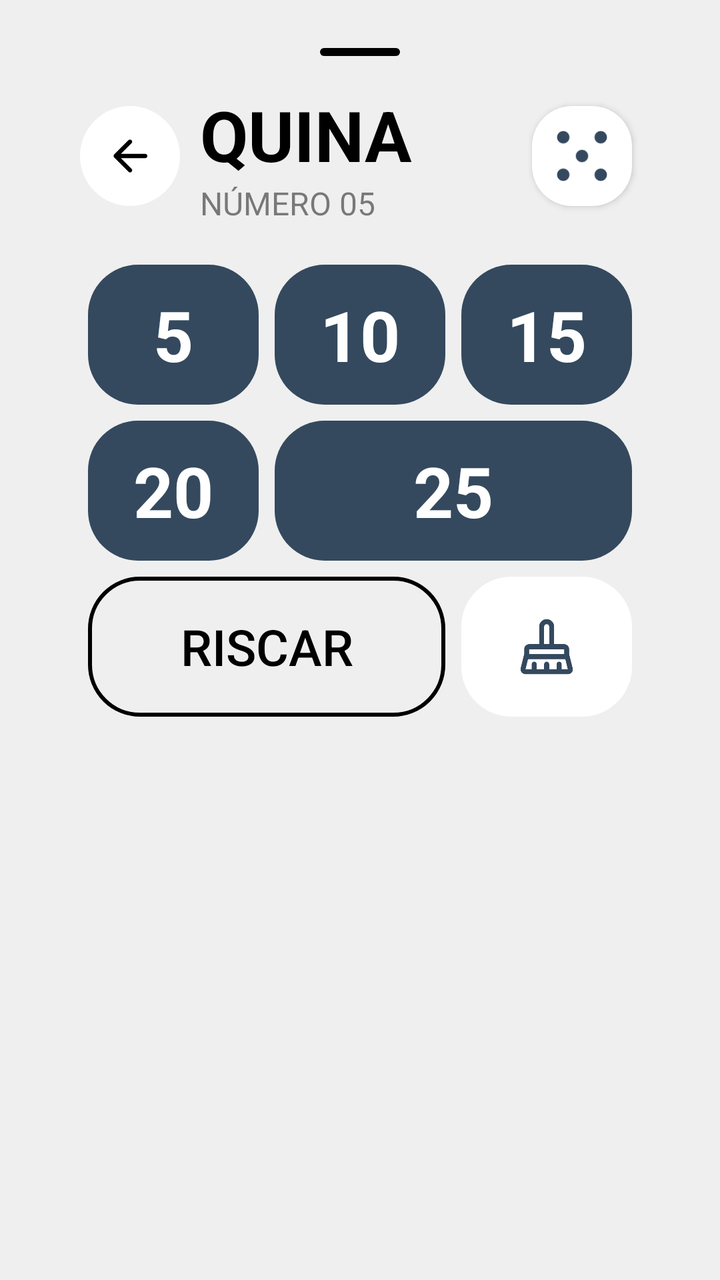
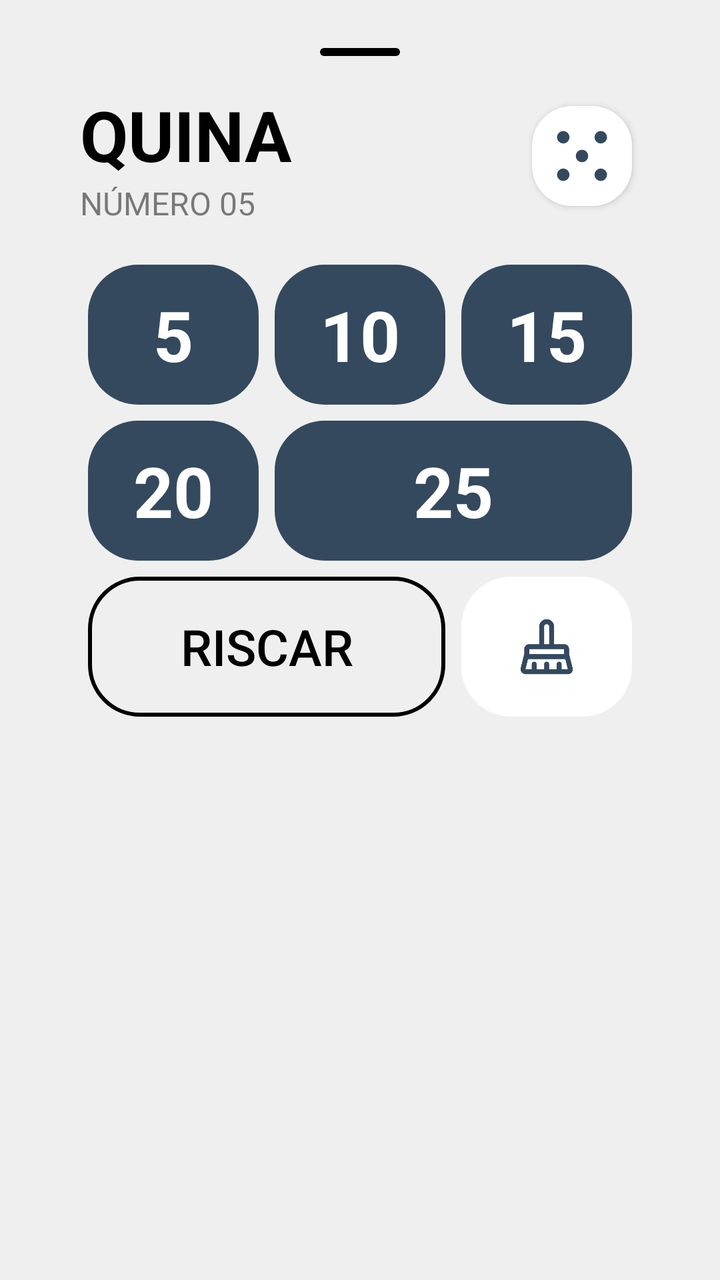

Screens rendered from an Android XML layout before and after an edit, with the pre-edit source and the edit as a unified diff.
<!-- AndroidManifest.xml: application theme Base.Theme.KingOfBozo.Standard -->
<!-- res/layout/box_quina.xml -->
<?xml version="1.0" encoding="utf-8"?>
<LinearLayout xmlns:android="http://schemas.android.com/apk/res/android"
    xmlns:app="http://schemas.android.com/apk/res-auto"
    xmlns:tools="http://schemas.android.com/tools"
    android:id="@+id/numbers_points"
    android:layout_width="match_parent"
    android:layout_height="wrap_content"
    android:backgroundTint="?attr/customBackground"
    android:background="@drawable/bottom_sheet_background"
    android:orientation="vertical"
    android:padding="24dp">

    <ImageView
        android:layout_width="40dp"
        android:layout_height="4dp"
        android:layout_gravity="center_horizontal"
        android:layout_marginBottom="16dp"
        app:tint="?attr/textFillColor"
        android:src="@drawable/background_card_dark" />


    <LinearLayout
        android:id="@+id/action_bar"
        android:layout_width="match_parent"
        android:layout_height="wrap_content"
        android:paddingHorizontal="16dp"
        android:gravity="center"
        tools:ignore="MissingConstraints">

        <ImageView
            android:id="@+id/button_cancel"
            android:layout_width="50dp"
            android:layout_height="50dp"
            android:backgroundTint="?attr/cardBackgroundColor"
            android:background="@drawable/background_circle_yellow"
            android:padding="12dp"
            android:layout_marginRight="10dp"
            app:tint="?attr/textFillColor"
            android:src="@drawable/ic_arrow_back"
            tools:ignore="ContentDescription" />

        <LinearLayout
            android:layout_width="wrap_content"
            android:layout_height="wrap_content"
            android:orientation="vertical"
            android:layout_weight="1"
            app:layout_constraintStart_toEndOf="@+id/button_back">



            <TextView
                android:id="@+id/scoring_title"
                android:layout_width="wrap_content"
                android:layout_height="wrap_content"
                android:text="QUINA"
                android:textColor="?attr/textFillColor"
                android:textSize="35sp"
                android:textStyle="bold" />
            <TextView
                android:layout_width="wrap_content"
                android:layout_height="wrap_content"
                android:text="NÚMERO 05"
                android:alpha="0.5"
                android:textColor="?attr/textFillColor"
                android:textSize="16sp" />

        </LinearLayout>

        <ImageView
            android:layout_height="50dp"
            android:layout_width="50dp"
            android:backgroundTint="?attr/cardBackgroundColor"
            android:background="@drawable/background_card_de_boca"
            android:src="@drawable/ic_dice_5"
            app:tint="?attr/colorPrimary"
            android:elevation="2dp"
            android:layout_margin="4dp"/>

    </LinearLayout>

    <LinearLayout
        android:layout_width="match_parent"
        android:layout_height="wrap_content"
        android:orientation="vertical"
        android:padding="16dp">

        <GridLayout
            xmlns:android="http://schemas.android.com/apk/res/android"
            xmlns:app="http://schemas.android.com/apk/res-auto"
            android:layout_width="match_parent"
            android:layout_height="wrap_content"
            android:columnCount="3"
            android:rowCount="3">

            <TextView
                android:id="@+id/valor_01"
                android:layout_height="70dp"
                android:layout_width="0dp"
                android:backgroundTint="?attr/colorPrimary"
                android:background="@drawable/background_card_black"
                android:textColor="?attr/customTextBackground"
                android:text="5"
                android:textSize="35dp"
                android:textStyle="bold"
                android:gravity="center"
                android:layout_row="0"
                android:layout_column="0"
                android:layout_columnWeight="1"
                android:layout_gravity="fill"
                android:layout_margin="4dp"/>

            <TextView
                android:id="@+id/valor_02"
                android:layout_height="70dp"
                android:layout_width="0dp"
                android:backgroundTint="?attr/colorPrimary"
                android:background="@drawable/background_card_black"
                android:textColor="?attr/customTextBackground"
                android:text="10"
                android:textSize="35dp"
                android:textStyle="bold"
                android:gravity="center"
                android:layout_row="0"
                android:layout_column="1"
                android:layout_columnWeight="1"
                android:layout_gravity="fill"
                android:layout_margin="4dp"/>

            <TextView
                android:id="@+id/valor_03"
                android:layout_height="70dp"
                android:layout_width="0dp"
                android:backgroundTint="?attr/colorPrimary"
                android:background="@drawable/background_card_black"
                android:textColor="?attr/customTextBackground"
                android:text="15"
                android:textSize="35dp"
                android:textStyle="bold"
                android:gravity="center"
                android:layout_row="0"
                android:layout_column="2"
                android:layout_columnWeight="1"
                android:layout_gravity="fill"
                android:layout_margin="4dp"/>

            <TextView
                android:id="@+id/valor_04"
                android:layout_height="70dp"
                android:layout_width="0dp"
                android:backgroundTint="?attr/colorPrimary"
                android:background="@drawable/background_card_black"
                android:textColor="?attr/customTextBackground"
                android:text="20"
                android:textSize="35dp"
                android:textStyle="bold"
                android:gravity="center"
                android:layout_row="1"
                android:layout_column="0"
                android:layout_columnWeight="1"
                android:layout_gravity="fill"
                android:layout_margin="4dp"/>

            <TextView
                android:id="@+id/valor_05"
                android:layout_height="20dp"
                android:layout_width="0dp"
                android:backgroundTint="?attr/colorPrimary"
                android:background="@drawable/background_card_black"
                android:textColor="?attr/customTextBackground"
                android:text="25"
                android:textSize="35dp"
                android:textStyle="bold"
                android:gravity="center"
                android:layout_row="1"
                android:layout_column="1"
                android:layout_columnSpan="2"
                android:layout_columnWeight="1"
                android:layout_gravity="fill"
                android:layout_margin="4dp"/>

            <ImageView
                android:id="@+id/btn_nulo"
                android:layout_height="70dp"
                android:layout_width="0dp"
                android:backgroundTint="?attr/cardBackgroundColor"
                android:background="@drawable/background_card_black"
                android:src="@drawable/ic_clear"
                app:tint="?attr/colorPrimary"
                android:layout_row="2"
                android:layout_column="2"
                android:layout_columnWeight="1"
                android:layout_gravity="fill"
                android:padding="20dp"
                android:layout_margin="4dp"/>

            <Button
                android:id="@+id/btn_riscar"
                android:layout_height="70dp"
                android:layout_width="0dp"
                app:backgroundTint="?attr/textFillColor"
                android:background="@drawable/background_score_option_riscar"
                app:cornerRadius="20dp"
                android:text="RISCAR"
                android:textSize="25dp"
                android:textColor="?attr/textFillColor"
                app:icon="@drawable/ic_riscar"
                app:iconSize="25dp"
                app:iconTint="?attr/textFillColor"
                android:gravity="center"
                android:layout_row="2"
                android:layout_column="0"
                android:layout_columnSpan="2"
                android:layout_columnWeight="1"
                android:layout_gravity="fill"
                android:layout_margin="4dp" />


        </GridLayout>

    </LinearLayout>


</LinearLayout>
<!-- resources referenced by this layout -->
<resources>
  <!-- drawable background_card_black (drawable) -->
  <shape xmlns:android="http://schemas.android.com/apk/res/android"
      android:shape="rectangle">
      <solid android:color="@color/fundo_light" />
      <corners android:radius="25dp" />
  </shape>
  <!-- drawable background_card_dark (drawable) -->
  <shape xmlns:android="http://schemas.android.com/apk/res/android"
      android:shape="rectangle">
      <solid android:color="@color/fundo_light" />
      <corners android:radius="100dp" />
  </shape>
  <!-- drawable background_card_de_boca (drawable) -->
  <shape xmlns:android="http://schemas.android.com/apk/res/android"
      android:shape="rectangle">
      <solid android:color="@color/fundo_light" />
      <corners android:radius="20dp" />
  </shape>
  <!-- drawable background_circle_yellow (drawable) -->
  <?xml version="1.0" encoding="utf-8"?>
  <shape xmlns:android="http://schemas.android.com/apk/res/android"
      android:shape="oval">
      <solid android:color="@color/fundo_light" />
  </shape>
  <!-- drawable background_score_option_riscar (drawable) -->
  <shape xmlns:android="http://schemas.android.com/apk/res/android"
      android:shape="rectangle">
      <corners android:radius="25dp" />
      <stroke android:width="2dp" android:color="@color/fundo_light" />
      <solid android:color="@android:color/transparent" />
  </shape>
  <!-- drawable bottom_sheet_background (drawable) -->
  <?xml version="1.0" encoding="utf-8"?>
  <shape xmlns:android="http://schemas.android.com/apk/res/android"
      android:shape="rectangle">
      <solid android:color="@color/fundo_light"/>
      <corners android:topLeftRadius="55dp" android:topRightRadius="55dp"/>
  </shape>
  <!-- drawable ic_arrow_back (drawable) -->
  <vector xmlns:android="http://schemas.android.com/apk/res/android"
      android:width="24dp"
      android:height="24dp"
      android:viewportWidth="960"
      android:viewportHeight="960"
      android:tint="@color/fundo_light"
      android:autoMirrored="true">
    <path
        android:fillColor="@android:color/white"
        android:pathData="M313,520L509,716Q521,728 520.5,744Q520,760 508,772Q496,783 480,783.5Q464,784 452,772L188,508Q182,502 179.5,495Q177,488 177,480Q177,472 179.5,465Q182,458 188,452L452,188Q463,177 479.5,177Q496,177 508,188Q520,200 520,216.5Q520,233 508,245L313,440L760,440Q777,440 788.5,451.5Q800,463 800,480Q800,497 788.5,508.5Q777,520 760,520L313,520Z"/>
  </vector>
  <!-- drawable ic_riscar (drawable) -->
  <vector xmlns:android="http://schemas.android.com/apk/res/android"
      android:width="24dp"
      android:height="24dp"
      android:viewportWidth="960"
      android:viewportHeight="960"
      android:tint="?attr/colorControlNormal">
    <path
        android:fillColor="@android:color/white"
        android:pathData="M753,640L673,560L800,560L800,640L753,640ZM640,527L433,320L560,320L560,160L640,160L640,320L800,320L800,400L640,400L640,527ZM400,287L320,207L320,160L400,160L400,287ZM791,904L640,753L640,800L560,800L560,673L527,640L400,640L400,800L320,800L320,640L160,640L160,560L320,560L320,433L287,400L160,400L160,320L207,320L56,169L112,112L848,848L791,904Z"/>
  </vector>
  <color name="fundo_light">#EFEFEF</color>
  <color name="padrao">#34495e</color>
  <color name="text_dark">#000000</color>
  <color name="text_light">#FFFFFF</color>
  <color name="icon_dark">#000000</color>
  <color name="icon_light">#FFFFFF</color>
  <color name="card_light">#FFFFFF</color>
  <color name="card_dark">#313131</color>
  <!-- unchanged entries left out for length: 4 -->
</resources>

<!-- the commit's change to res/layout/box_quina.xml (unified diff, before → after) -->
@@ -27,17 +27,17 @@
         android:gravity="center"
         tools:ignore="MissingConstraints">
 
-        <ImageView
-            android:id="@+id/button_cancel"
-            android:layout_width="50dp"
-            android:layout_height="50dp"
-            android:backgroundTint="?attr/cardBackgroundColor"
-            android:background="@drawable/background_circle_yellow"
-            android:padding="12dp"
-            android:layout_marginRight="10dp"
-            app:tint="?attr/textFillColor"
-            android:src="@drawable/ic_arrow_back"
-            tools:ignore="ContentDescription" />
+
+
+
+
+
+
+
+
+
+
+
 
         <LinearLayout
             android:layout_width="wrap_content"
<!-- resource entries referenced after the edit -->
@@ -18,12 +18,6 @@
       <solid android:color="@color/fundo_light" />
       <corners android:radius="20dp" />
   </shape>
-  <!-- drawable background_circle_yellow (drawable) -->
-  <?xml version="1.0" encoding="utf-8"?>
-  <shape xmlns:android="http://schemas.android.com/apk/res/android"
-      android:shape="oval">
-      <solid android:color="@color/fundo_light" />
-  </shape>
   <!-- drawable background_score_option_riscar (drawable) -->
   <shape xmlns:android="http://schemas.android.com/apk/res/android"
       android:shape="rectangle">
@@ -38,18 +32,6 @@
       <solid android:color="@color/fundo_light"/>
       <corners android:topLeftRadius="55dp" android:topRightRadius="55dp"/>
   </shape>
-  <!-- drawable ic_arrow_back (drawable) -->
-  <vector xmlns:android="http://schemas.android.com/apk/res/android"
-      android:width="24dp"
-      android:height="24dp"
-      android:viewportWidth="960"
-      android:viewportHeight="960"
-      android:tint="@color/fundo_light"
-      android:autoMirrored="true">
-    <path
-        android:fillColor="@android:color/white"
-        android:pathData="M313,520L509,716Q521,728 520.5,744Q520,760 508,772Q496,783 480,783.5Q464,784 452,772L188,508Q182,502 179.5,495Q177,488 177,480Q177,472 179.5,465Q182,458 188,452L452,188Q463,177 479.5,177Q496,177 508,188Q520,200 520,216.5Q520,233 508,245L313,440L760,440Q777,440 788.5,451.5Q800,463 800,480Q800,497 788.5,508.5Q777,520 760,520L313,520Z"/>
-  </vector>
   <!-- drawable ic_riscar (drawable) -->
   <vector xmlns:android="http://schemas.android.com/apk/res/android"
       android:width="24dp"
